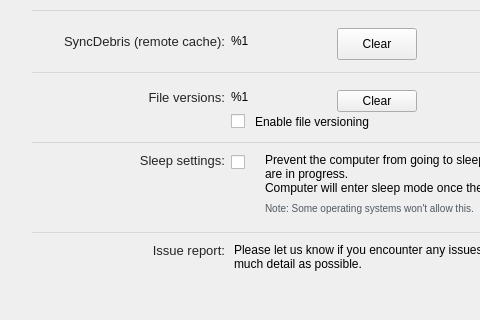
This is src/MEGASync/gui/macx/SettingsDialog.ui in meganz/MEGAsync as Qt 5 draws it before an edit; both pictures show x 0 to 480 and y 244 to 564 of the 640 by 736 pixel window. The edited form follows.
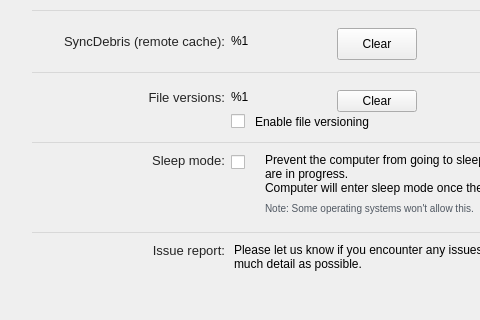
This is the edited form. The open tabs and pages were chosen to show the change. Icons and pictures are not drawn. Custom widgets are drawn as their Qt base class.

Commit message: SNC-3001. Change Sleep settings: to Sleep mode: in macOS for Sleep mode feature

What changed in the file:
```diff
--- a/src/MEGASync/gui/macx/SettingsDialog.ui
+++ b/src/MEGASync/gui/macx/SettingsDialog.ui
@@ -1513,7 +1513,7 @@
                </size>
               </property>
               <property name="text">
-               <string>Sleep settings:</string>
+               <string>Sleep mode:</string>
               </property>
               <property name="alignment">
                <set>Qt::AlignRight|Qt::AlignTrailing|Qt::AlignVCenter</set>
```
The commit also changes 1 other file.
